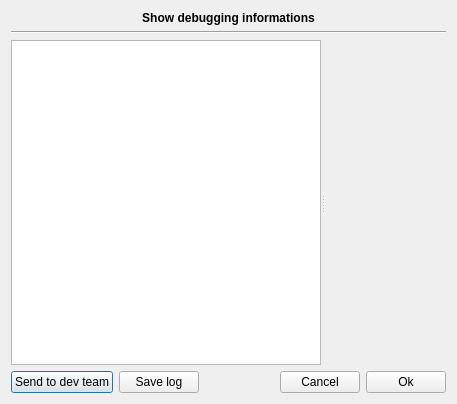
Above: plugins/coreplugin/dialogs/debugdialog.ui from FreeHealth/freehealth before the change. Below: the same form after it.
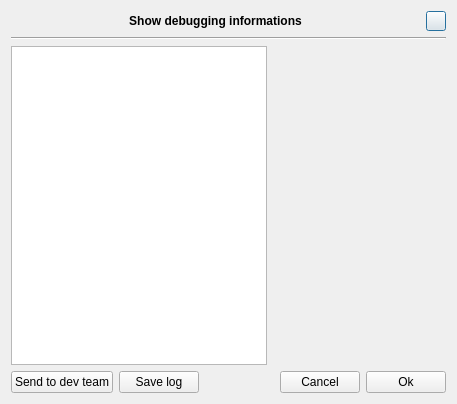
That is the form after the change.

The edit to the form file:
```diff
--- a/plugins/coreplugin/dialogs/debugdialog.ui
+++ b/plugins/coreplugin/dialogs/debugdialog.ui
@@ -14,14 +14,97 @@
    <string>Dialog</string>
   </property>
   <layout class="QGridLayout" name="gridLayout">
-   <item row="4" column="0">
+   <item row="0" column="0">
+    <layout class="QHBoxLayout" name="horizontalLayout_2">
+     <item>
+      <widget class="QLabel" name="label">
+       <property name="sizePolicy">
+        <sizepolicy hsizetype="Preferred" vsizetype="Fixed">
+         <horstretch>0</horstretch>
+         <verstretch>0</verstretch>
+        </sizepolicy>
+       </property>
+       <property name="font">
+        <font>
+         <weight>75</weight>
+         <bold>true</bold>
+        </font>
+       </property>
+       <property name="text">
+        <string>Show debugging informations</string>
+       </property>
+       <property name="alignment">
+        <set>Qt::AlignCenter</set>
+       </property>
+      </widget>
+     </item>
+     <item>
+      <widget class="QPushButton" name="fullScreenButton">
+       <property name="minimumSize">
+        <size>
+         <width>20</width>
+         <height>20</height>
+        </size>
+       </property>
+       <property name="maximumSize">
+        <size>
+         <width>20</width>
+         <height>20</height>
+        </size>
+       </property>
+       <property name="text">
+        <string/>
+       </property>
+      </widget>
+     </item>
+    </layout>
+   </item>
+   <item row="1" column="0">
     <widget class="Line" name="line">
      <property name="orientation">
       <enum>Qt::Horizontal</enum>
      </property>
     </widget>
    </item>
-   <item row="6" column="0">
+   <item row="2" column="0">
+    <layout class="QHBoxLayout" name="horizontalLayout_3">
+     <item>
+      <widget class="QTreeWidget" name="tree">
+       <property name="sizePolicy">
+        <sizepolicy hsizetype="Preferred" vsizetype="Expanding">
+         <horstretch>0</horstretch>
+         <verstretch>0</verstretch>
+        </sizepolicy>
+       </property>
+       <attribute name="headerVisible">
+        <bool>false</bool>
+       </attribute>
+       <column>
+        <property name="text">
+         <string notr="true">1</string>
+        </property>
+       </column>
+      </widget>
+     </item>
+     <item>
+      <widget class="QWidget" name="forStack" native="true">
+       <property name="sizePolicy">
+        <sizepolicy hsizetype="Expanding" vsizetype="Expanding">
+         <horstretch>0</horstretch>
+         <verstretch>0</verstretch>
+        </sizepolicy>
+       </property>
+       <property name="minimumSize">
+        <size>
+         <width>100</width>
+         <height>100</height>
+        </size>
+       </property>
+      </widget>
+     </item>
+    </layout>
+   </item>
+   <item row="3" column="0">
     <layout class="QHBoxLayout" name="horizontalLayout">
      <item>
       <widget class="QPushButton" name="butSend">
@@ -84,69 +167,6 @@
      </item>
     </layout>
    </item>
-   <item row="5" column="0">
-    <widget class="QSplitter" name="splitter">
-     <property name="sizePolicy">
-      <sizepolicy hsizetype="Expanding" vsizetype="Expanding">
-       <horstretch>0</horstretch>
-       <verstretch>0</verstretch>
-      </sizepolicy>
-     </property>
-     <property name="orientation">
-      <enum>Qt::Horizontal</enum>
-     </property>
-     <widget class="QTreeWidget" name="tree">
-      <attribute name="headerVisible">
-       <bool>false</bool>
-      </attribute>
-      <column>
-       <property name="text">
-        <string notr="true">1</string>
-       </property>
-      </column>
-     </widget>
-     <widget class="QWidget" name="forStack" native="true">
-      <property name="sizePolicy">
-       <sizepolicy hsizetype="Expanding" vsizetype="Expanding">
-        <horstretch>0</horstretch>
-        <verstretch>0</verstretch>
-       </sizepolicy>
-      </property>
-      <property name="minimumSize">
-       <size>
-        <width>100</width>
-        <height>100</height>
-       </size>
-      </property>
-     </widget>
-    </widget>
-   </item>
-   <item row="1" column="0">
-    <layout class="QHBoxLayout" name="horizontalLayout_2">
-     <item>
-      <widget class="QLabel" name="label">
-       <property name="sizePolicy">
-        <sizepolicy hsizetype="Preferred" vsizetype="Fixed">
-         <horstretch>0</horstretch>
-         <verstretch>0</verstretch>
-        </sizepolicy>
-       </property>
-       <property name="font">
-        <font>
-         <weight>75</weight>
-         <bold>true</bold>
-        </font>
-       </property>
-       <property name="text">
-        <string>Show debugging informations</string>
-       </property>
-       <property name="alignment">
-        <set>Qt::AlignCenter</set>
-       </property>
-      </widget>
-     </item>
-    </layout>
-   </item>
   </layout>
  </widget>
  <resources/>
```
